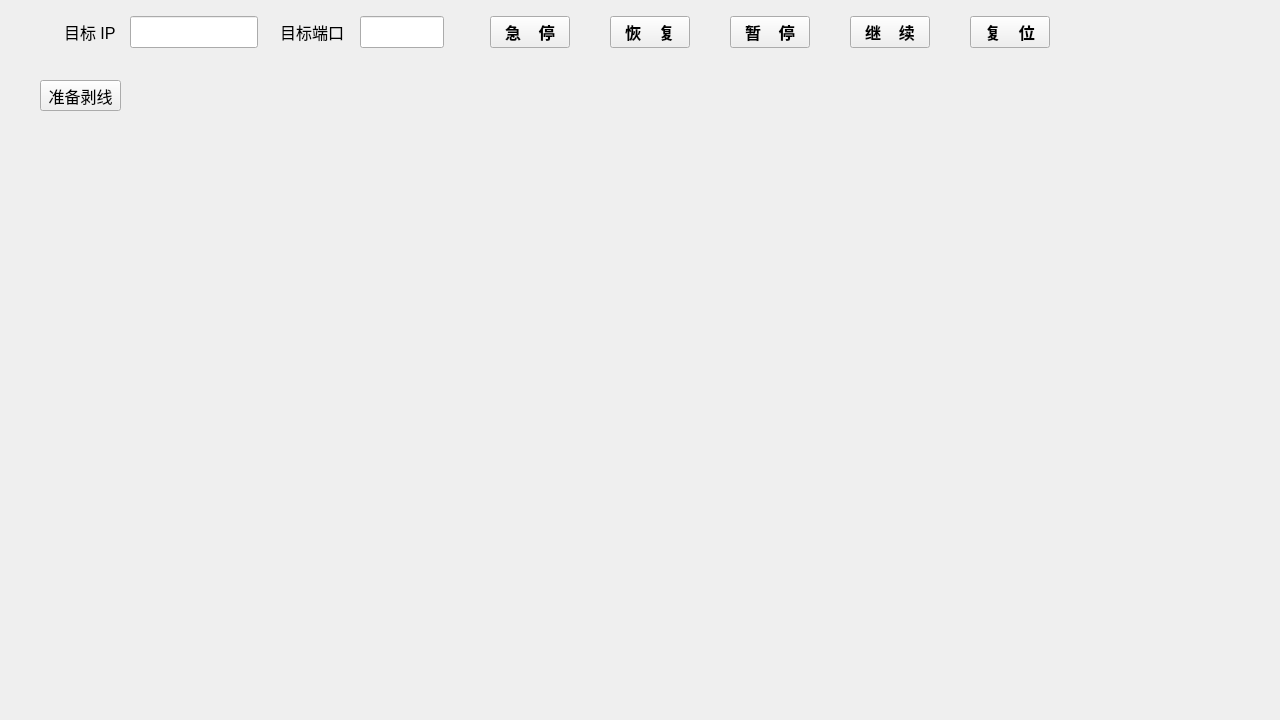
The window that Debugger/operate.ui (RoundBridge/Qt) describes before a commit, drawn with Qt 5.
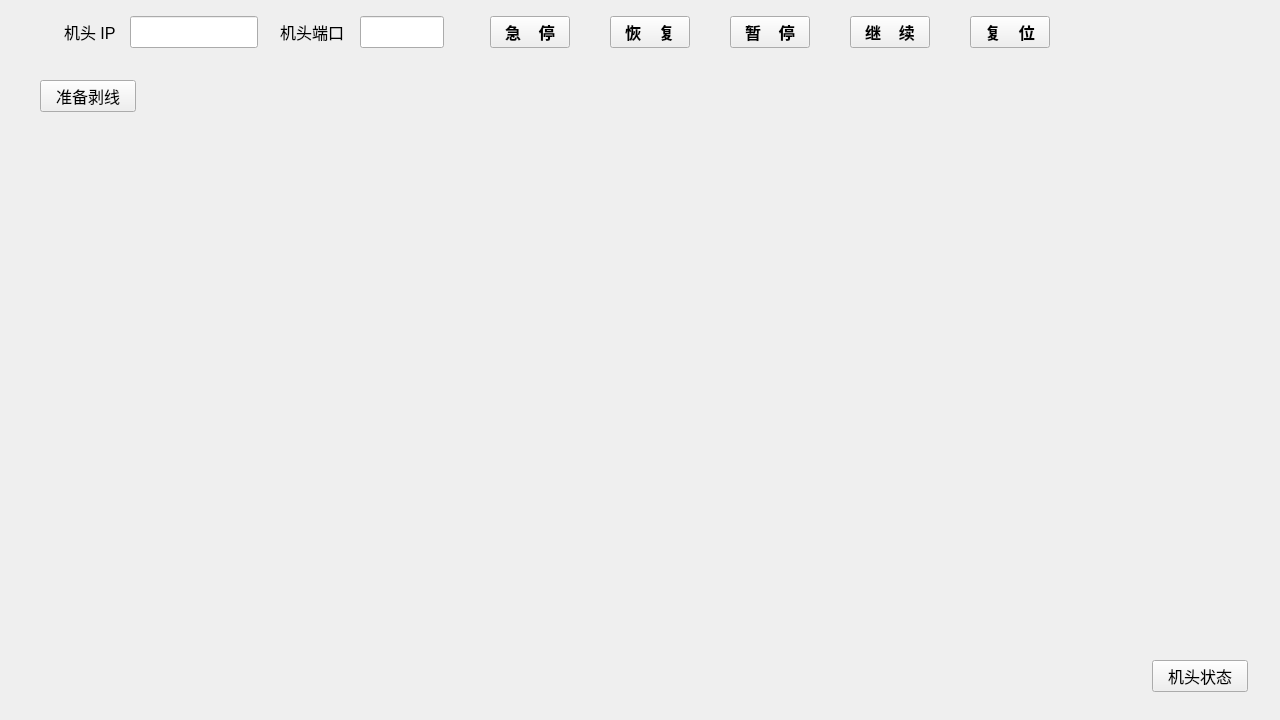
The same window after the commit.

The edit to the form file:
```diff
--- a/Debugger/operate.ui
+++ b/Debugger/operate.ui
@@ -53,7 +53,7 @@
     <number>1</number>
    </property>
    <property name="text">
-    <string>目标 IP</string>
+    <string>机头 IP</string>
    </property>
   </widget>
   <widget class="QLineEdit" name="contentIP">
@@ -89,7 +89,7 @@
     <number>1</number>
    </property>
    <property name="text">
-    <string>目标端口</string>
+    <string>机头端口</string>
    </property>
   </widget>
   <widget class="QLineEdit" name="contentPort">
@@ -200,8 +200,8 @@
     <rect>
      <x>40</x>
      <y>80</y>
-     <width>81</width>
-     <height>31</height>
+     <width>96</width>
+     <height>32</height>
     </rect>
    </property>
    <property name="font">
@@ -214,6 +214,25 @@
     <string>准备剥线</string>
    </property>
   </widget>
+  <widget class="QPushButton" name="ActuatorState">
+   <property name="geometry">
+    <rect>
+     <x>1152</x>
+     <y>660</y>
+     <width>96</width>
+     <height>32</height>
+    </rect>
+   </property>
+   <property name="font">
+    <font>
+     <pointsize>12</pointsize>
+     <bold>false</bold>
+    </font>
+   </property>
+   <property name="text">
+    <string>机头状态</string>
+   </property>
+  </widget>
  </widget>
  <resources/>
  <connections/>
```
